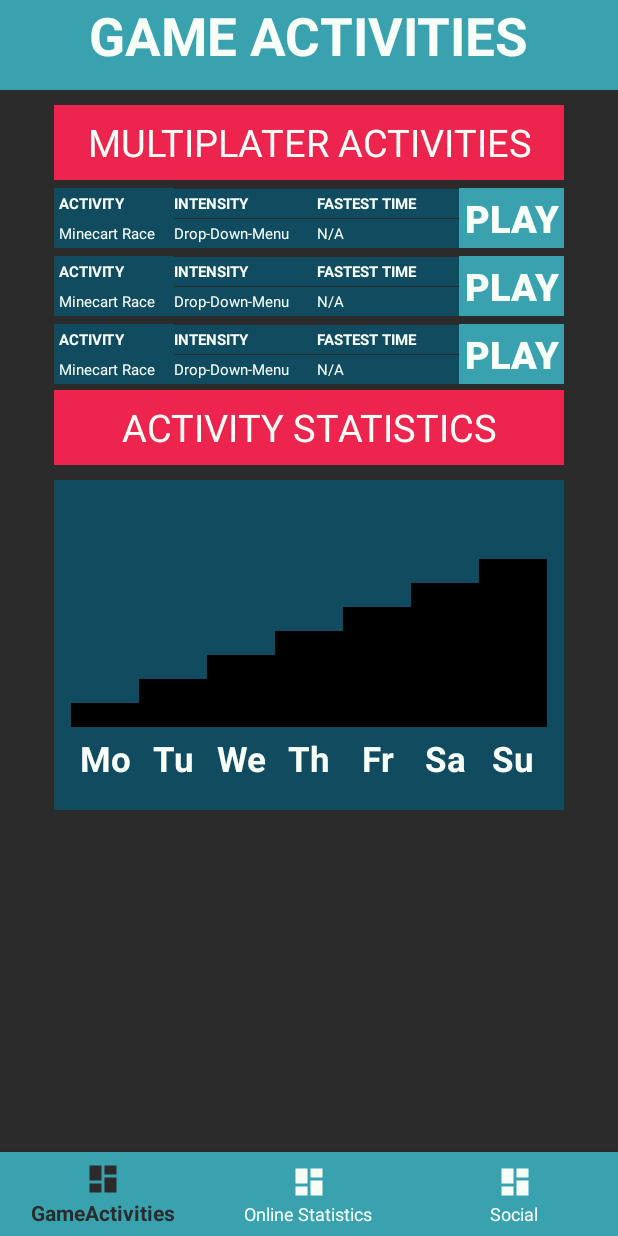
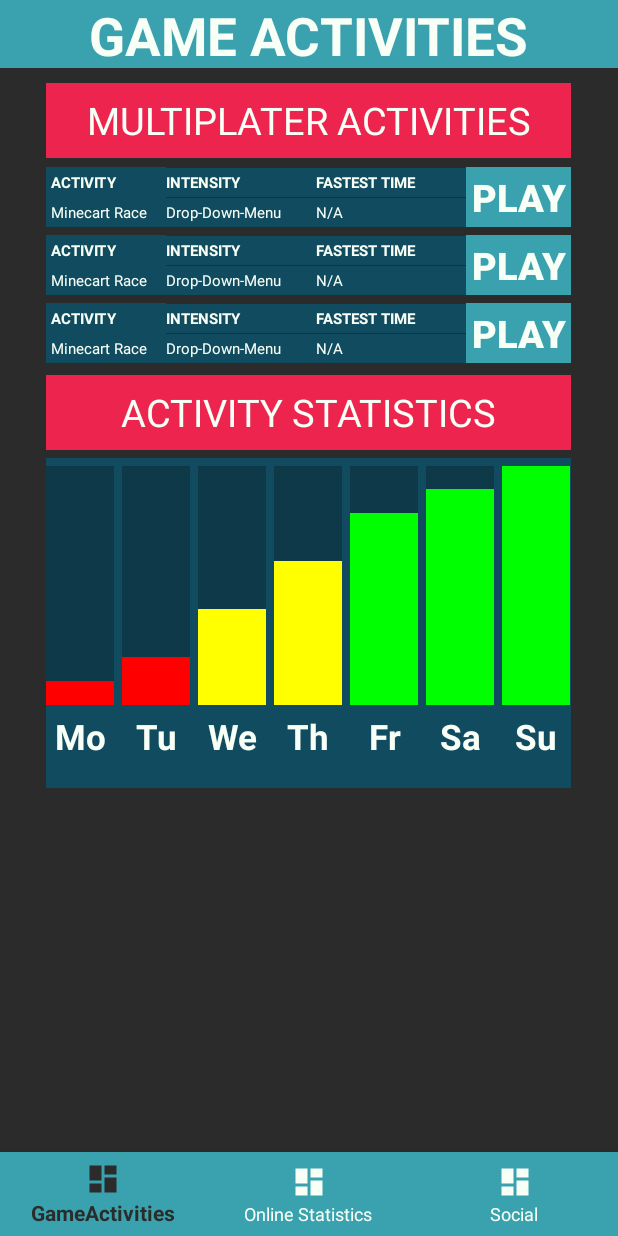
Before and after one commit to AtomicPotatoEmil/P2-Prototype, an Android app: the screen it shows after launch (GameActivities), on a phone screen of 412 x 824 dp. Run offline under Robolectric (Android 15) with nearby library versions, the phone set to English and light mode, and no system bars.

Commit message:
Basically done with Statistics
^

```diff
--- a/prototypeP2/app/src/main/java/dk/aau/student/meda2a220a/p2protype/GameActivities.java
+++ b/prototypeP2/app/src/main/java/dk/aau/student/meda2a220a/p2protype/GameActivities.java
@@ -1,6 +1,9 @@
 package dk.aau.student.meda2a220a.p2protype;
 
 import android.content.Intent;
+import android.content.res.ColorStateList;
+import android.graphics.Color;
+import android.graphics.PorterDuff;
 import android.os.Bundle;
 import android.view.MenuItem;
 import android.widget.ProgressBar;
@@ -59,11 +62,18 @@ public class GameActivities extends AppCompatActivity {
         ProgressBar progressBarSa = (ProgressBar) findViewById(R.id.progressBarSa);
         ProgressBar progressBarSu = (ProgressBar) findViewById(R.id.progressBarSu);
         progressBarMo.setProgress(10);
+        progressBarMo.setProgressTintList(ColorStateList.valueOf(Color.RED));
         progressBarTu.setProgress(20);
-        progressBarWe.setProgress(30);
-        progressBarTh.setProgress(40);
-        progressBarFr.setProgress(50);
-        progressBarSa.setProgress(60);
-        progressBarSu.setProgress(70);
+        progressBarTu.setProgressTintList(ColorStateList.valueOf(Color.RED));
+        progressBarWe.setProgress(40);
+        progressBarWe.setProgressTintList(ColorStateList.valueOf(Color.YELLOW));
+        progressBarTh.setProgress(60);
+        progressBarTh.setProgressTintList(ColorStateList.valueOf(Color.YELLOW));
+        progressBarFr.setProgress(80);
+        progressBarFr.setProgressTintList(ColorStateList.valueOf(Color.GREEN));
+        progressBarSa.setProgress(90);
+        progressBarSa.setProgressTintList(ColorStateList.valueOf(Color.GREEN));
+        progressBarSu.setProgress(100);
+        progressBarSu.setProgressTintList(ColorStateList.valueOf(Color.GREEN));
     }
 }
--- a/prototypeP2/app/src/main/res/drawable/progressbar_vertical.xml
+++ b/prototypeP2/app/src/main/res/drawable/progressbar_vertical.xml
@@ -1,5 +1,9 @@
 <?xml version="1.0" encoding="utf-8"?>
-<selector xmlns:android="http://schemas.android.com/apk/res/android">
+<layer-list xmlns:android="http://schemas.android.com/apk/res/android">
+
+    <item android:id="@android:id/background">
+        <color android:color="@color/EVENDARKERBLUE"/>
+    </item>
 
     <item android:id="@android:id/progress">
         <clip android:clipOrientation="vertical" android:gravity="bottom">
@@ -7,4 +11,4 @@
         </clip>
     </item>
 
-</selector>
+</layer-list>
--- a/prototypeP2/app/src/main/res/layout/activity_main.xml
+++ b/prototypeP2/app/src/main/res/layout/activity_main.xml
@@ -10,11 +10,11 @@
 
     <LinearLayout
         android:id="@+id/statisticsPanel"
-        android:layout_width="340dp"
+        android:layout_width="350dp"
         android:layout_height="170dp"
         android:layout_centerHorizontal="true"
         android:layout_marginLeft="10dp"
-        android:layout_marginTop="320dp"
+        android:layout_marginTop="305dp"
         android:background="@color/DARKBLUE"
         android:gravity="center"
         android:orientation="horizontal">
@@ -34,6 +34,7 @@
             android:layout_width="45dp"
             android:layout_height="match_parent"
             android:layout_marginTop="5dp"
+            android:layout_marginLeft="5dp"
             android:layout_marginBottom="5dp"
             android:progressDrawable="@drawable/progressbar_vertical" />
 
@@ -44,6 +45,7 @@
             android:layout_height="match_parent"
             android:layout_marginTop="5dp"
             android:layout_marginBottom="5dp"
+            android:layout_marginLeft="5dp"
             android:progressDrawable="@drawable/progressbar_vertical" />
 
         <ProgressBar
@@ -53,6 +55,7 @@
             android:layout_height="match_parent"
             android:layout_marginTop="5dp"
             android:layout_marginBottom="5dp"
+            android:layout_marginLeft="5dp"
             android:progressDrawable="@drawable/progressbar_vertical" />
 
         <ProgressBar
@@ -62,6 +65,7 @@
             android:layout_height="match_parent"
             android:layout_marginTop="5dp"
             android:layout_marginBottom="5dp"
+            android:layout_marginLeft="5dp"
             android:progressDrawable="@drawable/progressbar_vertical" />
 
         <ProgressBar
@@ -71,6 +75,7 @@
             android:layout_height="match_parent"
             android:layout_marginTop="5dp"
             android:layout_marginBottom="5dp"
+            android:layout_marginLeft="5dp"
             android:progressDrawable="@drawable/progressbar_vertical" />
 
         <ProgressBar
@@ -80,12 +85,13 @@
             android:layout_height="match_parent"
             android:layout_marginTop="5dp"
             android:layout_marginBottom="5dp"
+            android:layout_marginLeft="5dp"
             android:progressDrawable="@drawable/progressbar_vertical" />
 
     </LinearLayout>
 
     <LinearLayout
-        android:layout_width="340dp"
+        android:layout_width="350dp"
         android:layout_height="50dp"
         android:layout_below="@id/statisticsPanel"
         android:layout_centerHorizontal="true"
@@ -109,6 +115,7 @@
             android:layout_height="match_parent"
             android:layout_gravity="center"
             android:text="Tu"
+            android:layout_marginLeft="5dp"
             android:textAlignment="center"
             android:textColor="@color/MINTWHITEd"
             android:textSize="23sp"
@@ -119,6 +126,7 @@
             android:layout_height="match_parent"
             android:layout_gravity="center"
             android:text="We"
+            android:layout_marginLeft="5dp"
             android:textAlignment="center"
             android:textColor="@color/MINTWHITEd"
             android:textSize="23sp"
@@ -129,6 +137,7 @@
             android:layout_height="match_parent"
             android:layout_gravity="center"
             android:text="Th"
+            android:layout_marginLeft="5dp"
             android:textAlignment="center"
             android:textColor="@color/MINTWHITEd"
             android:textSize="23sp"
@@ -139,6 +148,7 @@
             android:layout_height="match_parent"
             android:layout_gravity="center"
             android:text="Fr"
+            android:layout_marginLeft="5dp"
             android:textAlignment="center"
             android:textColor="@color/MINTWHITEd"
             android:textSize="23sp"
@@ -149,6 +159,7 @@
             android:layout_height="match_parent"
             android:layout_gravity="center"
             android:text="Sa"
+            android:layout_marginLeft="5dp"
             android:textAlignment="center"
             android:textColor="@color/MINTWHITEd"
             android:textSize="23sp"
@@ -158,6 +169,7 @@
             android:layout_width="45dp"
             android:layout_height="match_parent"
             android:text="Su"
+            android:layout_marginLeft="5dp"
             android:textAlignment="center"
             android:textColor="@color/MINTWHITEd"
             android:textSize="23sp"
@@ -167,13 +179,13 @@
 
     <TextView
         android:id="@+id/activityStatsPanel"
-        android:layout_width="340dp"
+        android:layout_width="350dp"
         android:layout_height="50dp"
         android:layout_alignParentTop="true"
         android:layout_centerHorizontal="true"
         android:layout_gravity="center"
         android:layout_marginLeft="10dp"
-        android:layout_marginTop="260dp"
+        android:layout_marginTop="250dp"
         android:background="@color/RED"
         android:gravity="center"
         android:text="ACTIVITY STATISTICS"
@@ -187,7 +199,7 @@
     <View
         android:id="@+id/rectangle_at_the_top"
         android:layout_width="match_parent"
-        android:layout_height="60dp"
+        android:layout_height="45dp"
         android:layout_alignParentTop="true"
         android:background="@color/CADETBLUE"
         android:visibility="visible"
@@ -219,7 +231,6 @@
         app:itemTextColor="@drawable/selector"
         app:layout_constraintBottom_toBottomOf="parent"
         app:menu="@menu/menu_navigation">
-
     </com.google.android.material.bottomnavigation.BottomNavigationView>
 
     <LinearLayout
@@ -230,9 +241,9 @@
 
         <LinearLayout
             android:id="@+id/panelLayout"
-            android:layout_width="270dp"
+            android:layout_width="280dp"
             android:layout_height="wrap_content"
-            android:layout_marginTop="120dp"
+            android:layout_marginTop="106dp"
             android:orientation="vertical">
 
             <LinearLayout
@@ -638,7 +649,7 @@
             android:layout_width="70dp"
             android:layout_height="wrap_content"
             android:layout_centerHorizontal="false"
-            android:layout_marginTop="125dp"
+            android:layout_marginTop="111dp"
             android:layout_toRightOf="@id/panelLayout"
             android:orientation="vertical">
 
@@ -679,13 +690,13 @@
 
     <TextView
         android:id="@+id/multiplayerPanel"
-        android:layout_width="340dp"
+        android:layout_width="350dp"
         android:layout_height="50dp"
         android:layout_alignParentTop="true"
         android:layout_centerHorizontal="true"
         android:layout_gravity="center"
         android:layout_marginLeft="10dp"
-        android:layout_marginTop="70dp"
+        android:layout_marginTop="55dp"
         android:background="@color/RED"
         android:gravity="center"
         android:text="MULTIPLATER ACTIVITIES"
--- a/prototypeP2/app/src/main/res/layout/activity_online_statistics.xml
+++ b/prototypeP2/app/src/main/res/layout/activity_online_statistics.xml
@@ -9,19 +9,10 @@
     >
 
 
-    <ProgressBar
-        android:id="@+id/progressBar"
-        style="@style/Widget.AppCompat.ProgressBar.Horizontal"
-        android:layout_width="45dp"
-        android:layout_height="507dp"
-        android:progressDrawable="@drawable/progressbar_vertical"
-        tools:layout_editor_absoluteX="181dp"
-        tools:layout_editor_absoluteY="129dp" />
-
     <View
         android:id="@+id/rectangle_at_the_top"
         android:layout_width="match_parent"
-        android:layout_height="60dp"
+        android:layout_height="45dp"
         android:layout_alignParentTop="true"
         android:background="@color/CADETBLUE"
         android:visibility="visible"
--- a/prototypeP2/app/src/main/res/layout/activity_social.xml
+++ b/prototypeP2/app/src/main/res/layout/activity_social.xml
@@ -13,7 +13,7 @@
     <View
         android:id="@+id/rectangle_at_the_top"
         android:layout_width="match_parent"
-        android:layout_height="60dp"
+        android:layout_height="45dp"
         android:layout_alignParentTop="true"
         android:background="@color/CADETBLUE"
         android:visibility="visible"
--- a/prototypeP2/app/src/main/res/values/colors.xml
+++ b/prototypeP2/app/src/main/res/values/colors.xml
@@ -12,9 +12,21 @@
 <!--MIDNIGHT GREEN (dark BLUE)    -->
     <color name="DARKBLUE">#114B5F</color>
 
+<!--EVEN DARKER BLUE-->
+    <color name="EVENDARKERBLUE">#0D3948</color>
+
 <!--Mint cream white-->
     <color name="MINTWHITEd">#F7FFF7</color>
 
 <!--Red Crayola-->
     <color name="RED">#ED254E</color>
+
+<!--GREEN-->
+    <color name="GREEN">#00A651</color>
+
+<!--YELLOW-->
+    <color name="YELLOW">#FFBA00</color>
+
+<!--RED-->
+    <color name="NORMRED">#BD1A1A</color>
 </resources>
```
